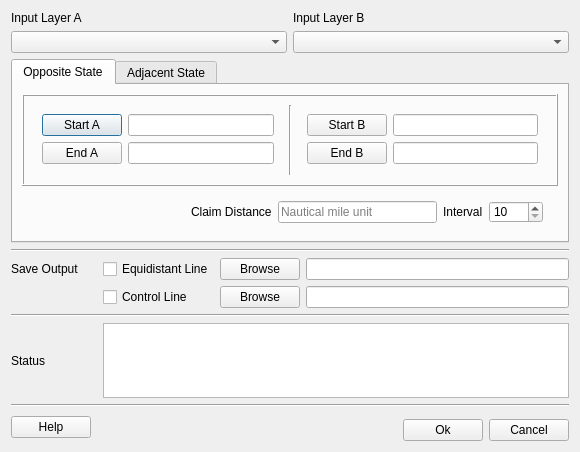
Above: eq_distant_dialog_base.ui from ivanbusthomi/EqDistant before the change. Below: the same form after it.
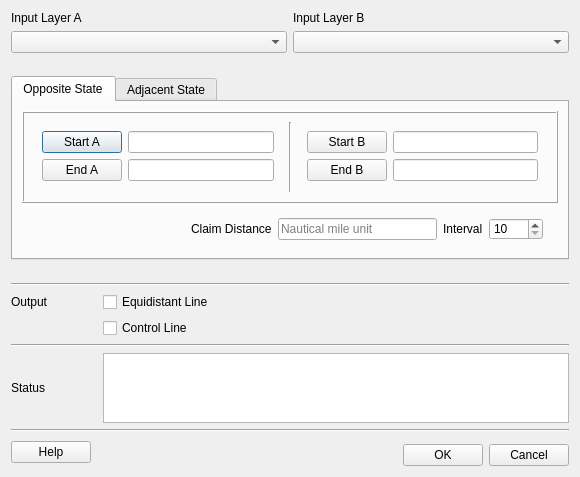
That is the form after the change.

What changed in the file:
```diff
--- a/eq_distant_dialog_base.ui
+++ b/eq_distant_dialog_base.ui
@@ -38,7 +38,7 @@
      </item>
     </layout>
    </item>
-   <item row="1" column="0" colspan="6">
+   <item row="2" column="0" colspan="6">
     <widget class="QTabWidget" name="tabWidget">
      <property name="tabPosition">
       <enum>QTabWidget::North</enum>
@@ -463,52 +463,28 @@
      </widget>
     </widget>
    </item>
-   <item row="2" column="0" rowspan="2" colspan="6">
-    <widget class="Line" name="line_2">
-     <property name="orientation">
-      <enum>Qt::Horizontal</enum>
-     </property>
-    </widget>
-   </item>
-   <item row="5" column="0">
+   <item row="8" column="0">
     <widget class="QLabel" name="label_7">
      <property name="text">
-      <string>Save Output</string>
+      <string>Output</string>
      </property>
     </widget>
    </item>
-   <item row="6" column="2" colspan="4">
-    <layout class="QHBoxLayout" name="horizontalLayout_13">
-     <item>
-      <widget class="QPushButton" name="btnBrowse_cLine">
-       <property name="enabled">
-        <bool>true</bool>
-       </property>
-       <property name="text">
-        <string>Browse</string>
-       </property>
-      </widget>
-     </item>
-     <item>
-      <widget class="QLineEdit" name="lineEdit_cLine"/>
-     </item>
-    </layout>
-   </item>
-   <item row="7" column="0" colspan="6">
+   <item row="10" column="0" colspan="6">
     <widget class="Line" name="line_4">
      <property name="orientation">
       <enum>Qt::Horizontal</enum>
      </property>
     </widget>
    </item>
-   <item row="8" column="0">
+   <item row="11" column="0">
     <widget class="QLabel" name="labStatus">
      <property name="text">
       <string>Status</string>
      </property>
     </widget>
    </item>
-   <item row="8" column="1" colspan="5">
+   <item row="11" column="1" colspan="5">
     <widget class="QTextBrowser" name="textBrowser">
      <property name="maximumSize">
       <size>
@@ -518,14 +494,14 @@
      </property>
     </widget>
    </item>
-   <item row="9" column="0" colspan="6">
+   <item row="12" column="0" colspan="6">
     <widget class="Line" name="line_5">
      <property name="orientation">
       <enum>Qt::Horizontal</enum>
      </property>
     </widget>
    </item>
-   <item row="11" column="5">
+   <item row="14" column="5">
     <widget class="QPushButton" name="btnCancel">
      <property name="maximumSize">
       <size>
@@ -538,7 +514,7 @@
      </property>
     </widget>
    </item>
-   <item row="10" column="0" rowspan="2" colspan="2">
+   <item row="13" column="0" rowspan="2" colspan="2">
     <widget class="QPushButton" name="btnHelp">
      <property name="maximumSize">
       <size>
@@ -551,7 +527,7 @@
      </property>
     </widget>
    </item>
-   <item row="11" column="4">
+   <item row="14" column="4">
     <widget class="QPushButton" name="btnOk">
      <property name="maximumSize">
       <size>
@@ -560,42 +536,25 @@
       </size>
      </property>
      <property name="text">
-      <string>Ok</string>
+      <string>OK</string>
      </property>
     </widget>
    </item>
-   <item row="5" column="1">
+   <item row="8" column="1">
     <widget class="QCheckBox" name="checkBox_eLine">
      <property name="text">
       <string>Equidistant Line</string>
      </property>
     </widget>
    </item>
-   <item row="6" column="1">
+   <item row="9" column="1">
     <widget class="QCheckBox" name="checkBox_cLine">
      <property name="text">
       <string>Control Line</string>
      </property>
     </widget>
    </item>
-   <item row="5" column="2" colspan="4">
-    <layout class="QHBoxLayout" name="horizontalLayout_12">
-     <item>
-      <widget class="QPushButton" name="btnBrowse_eLine">
-       <property name="enabled">
-        <bool>true</bool>
-       </property>
-       <property name="text">
-        <string>Browse</string>
-       </property>
-      </widget>
-     </item>
-     <item>
-      <widget class="QLineEdit" name="lineEdit_eLine"/>
-     </item>
-    </layout>
-   </item>
-   <item row="10" column="2" rowspan="2" colspan="2">
+   <item row="13" column="2" rowspan="2" colspan="2">
     <spacer name="horizontalSpacer">
      <property name="orientation">
       <enum>Qt::Horizontal</enum>
@@ -608,6 +567,37 @@
      </property>
     </spacer>
    </item>
+   <item row="1" column="0">
+    <widget class="QLabel" name="lab_status_1">
+     <property name="font">
+      <font>
+       <pointsize>7</pointsize>
+      </font>
+     </property>
+     <property name="text">
+      <string> </string>
+     </property>
+    </widget>
+   </item>
+   <item row="6" column="0">
+    <widget class="QLabel" name="lab_status_2">
+     <property name="font">
+      <font>
+       <pointsize>7</pointsize>
+      </font>
+     </property>
+     <property name="text">
+      <string> </string>
+     </property>
+    </widget>
+   </item>
+   <item row="7" column="0" colspan="6">
+    <widget class="Line" name="line_2">
+     <property name="orientation">
+      <enum>Qt::Horizontal</enum>
+     </property>
+    </widget>
+   </item>
   </layout>
  </widget>
  <resources/>
```
